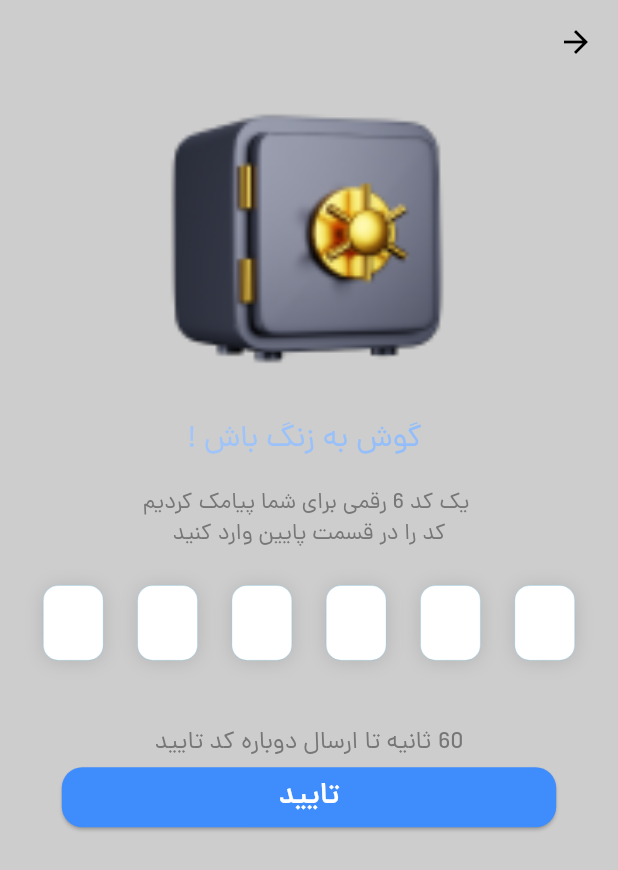
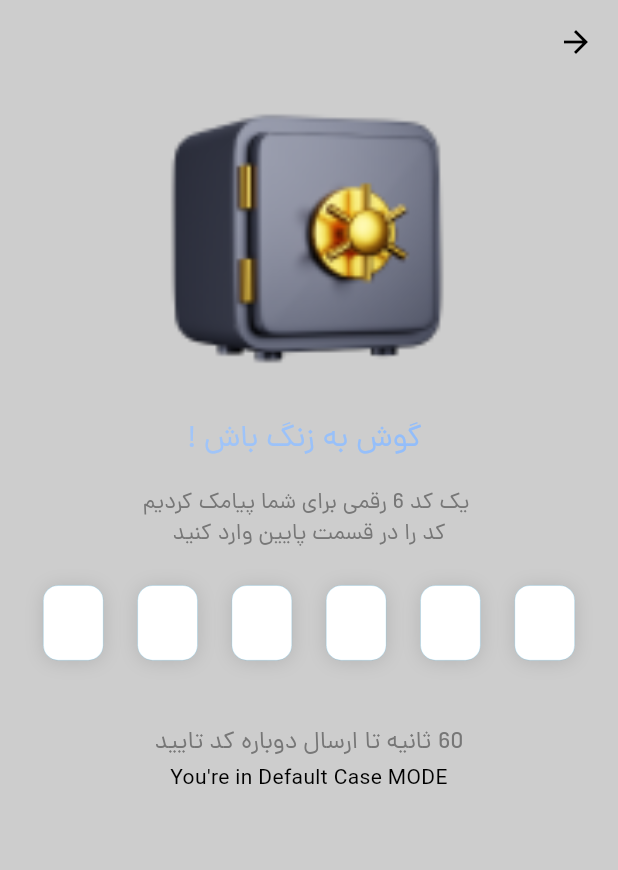
Before and after one commit to MohsenModhej13/Duel, a Flutter app: the CheckOTPView screen opened directly with empty values, on a phone screen of 412 x 824 dp. Shown: the top 870 px of the screen. Run offline on Flutter 3.47's test engine with Material 3 defaults, Android fonts, the phone set to English and light mode, and no system bars; drawn by our look-alikes of pin_code_fields; our stand-ins replace animate_do, bloc, country_picker, equatable, flutter_bloc, flutter_screenutil and 2 more; accounts and stored records are empty.

Commit message:
CheckOTP is Under Testing

```diff
--- a/lib/Core/Constant/base_url.dart
+++ b/lib/Core/Constant/base_url.dart
@@ -1 +1,3 @@
 const String baseUrl = 'http://188.121.100.237';
+
+ const String homeURL = '';
--- a/lib/Features/Auth_Features/bloc/check-otp-bloc/check_otp_bloc.dart
+++ b/lib/Features/Auth_Features/bloc/check-otp-bloc/check_otp_bloc.dart
@@ -1,38 +1,30 @@
 import 'dart:async';
-
 import 'package:bloc/bloc.dart';
-import 'package:duel/Features/Auth_Features/model/check_otp_model.dart';
-import 'package:duel/Features/Auth_Features/repository/check_otp_repo.dart';
 import 'package:equatable/equatable.dart';
+import '../../repository/check_otp_repo.dart';
 
 part 'check_otp_event.dart';
 part 'check_otp_state.dart';
 
-class CheckOTPBloc extends Bloc<CheckOTPEvent, CheckOTPState> {
+class CheckOtpBloc extends Bloc<CheckOtpEvent, CheckOtpState> {
   final CheckOTPRepo otpRepo;
-
-  CheckOTPBloc(this.otpRepo) : super(CheckOtpInitial()) {
-    on<CheckOTPEvent>(callCheckOTP);
+  CheckOtpBloc(this.otpRepo) : super(CheckOtpInitial()) {
+    on<CallCheckOtp>(callCheckOTP);
   }
 
   FutureOr<void> callCheckOTP(
-      CheckOTPEvent event, Emitter<CheckOTPState> emit) async {
-    emit(CheckOTPLoading());
+      CallCheckOtp event, Emitter<CheckOtpState> emit) async {
+    // App is Loading
+    emit(CheckOtpLoading());
 
     try {
-      final CheckOTPModel result = await otpRepo.callCheckOTP(
-        event.phoneNumber,
-        event.otpPassword,
+      final otpData =
+          await otpRepo.callCheckOTP(event.phoneNumber, event.otpPassword);
+      emit(
+        CheckOtpSuccess(otpData.toString()),
       );
-      if (result.isLoggedIn == true) {
-        emit(
-          CheckOTPSuccess(result),
-        );
-      } else {
-        emit(CheckOTPFailure());
-      }
     } catch (e) {
-      e.toString();
+      print(e.toString());
     }
   }
 }
--- a/lib/Features/Auth_Features/bloc/check-otp-bloc/check_otp_event.dart
+++ b/lib/Features/Auth_Features/bloc/check-otp-bloc/check_otp_event.dart
@@ -1,15 +1,15 @@
 part of 'check_otp_bloc.dart';
 
-class CheckOTPEvent extends Equatable {
+abstract class CheckOtpEvent extends Equatable {
+  const CheckOtpEvent();
+}
+
+class CallCheckOtp extends CheckOtpEvent {
   final String phoneNumber;
   final String otpPassword;
 
-  const CheckOTPEvent(
-    this.phoneNumber,
-    this.otpPassword,
-  );
+  const CallCheckOtp(this.phoneNumber, this.otpPassword);
 
   @override
-  // TODO: implement props
   List<Object?> get props => [phoneNumber, otpPassword];
 }
--- a/lib/Features/Auth_Features/bloc/check-otp-bloc/check_otp_state.dart
+++ b/lib/Features/Auth_Features/bloc/check-otp-bloc/check_otp_state.dart
@@ -1,23 +1,23 @@
 part of 'check_otp_bloc.dart';
 
-abstract class CheckOTPState extends Equatable {
-  const CheckOTPState();
+abstract class CheckOtpState extends Equatable {
+  const CheckOtpState();
 
   @override
   List<Object> get props => [];
 }
 
-class CheckOtpInitial extends CheckOTPState {}
+class CheckOtpInitial extends CheckOtpState {}
 
-class CheckOTPLoading extends CheckOTPState {}
+class CheckOtpLoading extends CheckOtpState {}
 
-class CheckOTPSuccess extends CheckOTPState {
-  final CheckOTPModel model;
+class CheckOtpSuccess extends CheckOtpState {
+  final String otpCode;
 
-  const CheckOTPSuccess(this.model);
+  const CheckOtpSuccess(this.otpCode);
 
   @override
-  List<Object> get props => [model];
+  List<Object> get props => [otpCode];
 }
 
-class CheckOTPFailure extends CheckOTPState {}
+class CheckOtpFailure extends CheckOtpState {}
--- a/lib/Features/Auth_Features/repository/auth_api.dart
+++ b/lib/Features/Auth_Features/repository/auth_api.dart
@@ -38,11 +38,15 @@ class AuthApiService {
     }
   }
 
+
+  // Sending Request to CheckOTP API.
   Future<http.Response> checkOtpRequest(
     String phoneNumber, {
     String? otpPassword,
   }) async {
     final parseUri = Uri.parse(checkOTPURL);
+
+
     final headers = {
       'Content-type': 'application/json',
       'Accept': 'application/json',
--- a/lib/Features/Auth_Features/repository/check_otp_repo.dart
+++ b/lib/Features/Auth_Features/repository/check_otp_repo.dart
@@ -7,7 +7,9 @@ class CheckOTPRepo {
   final AuthApiService apiService = AuthApiService();
 
   Future<CheckOTPModel> callCheckOTP(
-      String phoneNumber, String otpPassword) async {
+    String phoneNumber,
+    String otpPassword,
+  ) async {
     final response =
         await apiService.checkOtpRequest(phoneNumber, otpPassword: otpPassword);
     final decoding = jsonDecode(response.body);
--- a/lib/Features/Auth_Features/view/check_otp_view.dart
+++ b/lib/Features/Auth_Features/view/check_otp_view.dart
@@ -3,11 +3,11 @@ import 'package:duel/Core/Layout/responsive_layout.dart';
 import 'package:duel/Core/Route/route_name.dart';
 import 'package:duel/Core/gen/assets.gen.dart';
 import 'package:duel/Features/Auth_Features/bloc/check-otp-bloc/check_otp_bloc.dart';
+import 'package:duel/Features/Auth_Features/repository/check_otp_repo.dart';
 import 'package:duel/Features/Auth_Features/widget/pin_code_widget.dart';
 import 'package:flutter/material.dart';
 import 'package:flutter_bloc/flutter_bloc.dart';
 import 'package:flutter_screenutil/flutter_screenutil.dart';
-import 'package:pin_code_fields/pin_code_fields.dart';
 
 import '../../../Core/Constant/constants.dart';
 
@@ -25,6 +25,7 @@ class _CheckOTPViewState extends State<CheckOTPView> {
   @override
   void initState() {
     pinCodeController = TextEditingController();
+
     super.initState();
   }
 
@@ -37,6 +38,7 @@ class _CheckOTPViewState extends State<CheckOTPView> {
   @override
   Widget build(BuildContext context) {
     final Mapper args = ModalRoute.of(context)!.settings.arguments as Mapper;
+    final blocProvider = BlocProvider.of<CheckOtpBloc>(context);
     final appTheme = Theme.of(context).colorScheme;
     return Scaffold(
       appBar: AppBar(backgroundColor: Colors.transparent),
@@ -52,23 +54,7 @@ class _CheckOTPViewState extends State<CheckOTPView> {
               ),
             ),
             SizedBox(height: 14.sp),
-            MyText(
-              title: ' گوش به زنگ باش !',
-              style: TextStyle(
-                fontFamily: 'dana_regular',
-                fontSize: ResponsiveLayout.isTablet(context) ? 19.sp : 18.sp,
-                foreground: Paint()
-                  ..shader = const LinearGradient(
-                    colors: <Color>[
-                      Color.fromARGB(255, 169, 201, 247),
-                      Color.fromARGB(255, 129, 180, 252),
-                    ],
-                  ).createShader(
-                    const Rect.fromLTWH(50, 0, 400, 0),
-                  ),
-              ),
-              textAlign: TextAlign.center,
-            ),
+            const KeepUpText(),
             SizedBox(height: 16.sp),
             MyText(
               title:
@@ -93,23 +79,18 @@ class _CheckOTPViewState extends State<CheckOTPView> {
               ),
               textAlign: TextAlign.center,
             ),
-            SizedBox(
+            BlocBuilder<CheckOtpBloc, CheckOtpState>(
+              bloc: CheckOtpBloc(CheckOTPRepo()),
+              builder: (context, state) {
+                switch (state) {
+                  case CheckOtpSuccess():
+                    return SizedBox(
                       width: Constants.screenSize(context).width * 0.8,
-              child: BlocListener<CheckOTPBloc, CheckOTPState>(
-                listener: (context, state) {
-                  print(state);
-                  if (state is CheckOTPSuccess) {
-                    Navigator.pushReplacementNamed(context, RouteName.navbar);
-                  }
-                },
                       child: ElevatedButton(
                         onPressed: () {
-                    BlocProvider.of<CheckOTPBloc>(context).add(
-                      CheckOTPEvent(
-                        args['phoneNumber'],
-                        pinCodeController.text.trim(),
-                      ),
-                    );
+                          blocProvider;
+                          Navigator.pushReplacementNamed(
+                              context, RouteName.navbar);
                         },
                         style: ElevatedButton.styleFrom(
                           shape: RoundedRectangleBorder(
@@ -127,7 +108,18 @@ class _CheckOTPViewState extends State<CheckOTPView> {
                           ),
                         ),
                       ),
-              ),
+                    );
+                  case CheckOtpLoading():
+                    return const Center(
+                        child: CircularProgressIndicator(color: Colors.blue));
+
+                  case CheckOtpFailure():
+                    return const Center(
+                        child: CircularProgressIndicator(color: Colors.red));
+                  default:
+                    return const Text("You're in Default Case MODE");
+                }
+              },
             ),
           ],
         ),
@@ -136,15 +128,29 @@ class _CheckOTPViewState extends State<CheckOTPView> {
   }
 }
 
+class KeepUpText extends StatelessWidget {
+  const KeepUpText({
+    super.key,
+  });
 
-
-Widget otpBoxView(BuildContext context) => Container(
-      width: ResponsiveLayout.isTablet(context) ? 52.sp : 50.sp,
-      height: ResponsiveLayout.isTablet(context) ? 52.sp : 50.sp,
-      decoration: ShapeDecoration(
-        shape: RoundedRectangleBorder(
-          borderRadius: BorderRadius.circular(10.sp),
+  @override
+  Widget build(BuildContext context) {
+    return MyText(
+      title: ' گوش به زنگ باش !',
+      style: TextStyle(
+        fontFamily: 'dana_regular',
+        fontSize: ResponsiveLayout.isTablet(context) ? 19.sp : 18.sp,
+        foreground: Paint()
+          ..shader = const LinearGradient(
+            colors: <Color>[
+              Color.fromARGB(255, 169, 201, 247),
+              Color.fromARGB(255, 129, 180, 252),
+            ],
+          ).createShader(
+            const Rect.fromLTWH(50, 0, 400, 0),
           ),
-        color: Theme.of(context).colorScheme.inversePrimary,
       ),
+      textAlign: TextAlign.center,
     );
+  }
+}
--- a/lib/Features/Auth_Features/widget/send_otp_button.dart
+++ b/lib/Features/Auth_Features/widget/send_otp_button.dart
@@ -32,9 +32,7 @@ class _SendOTPButtonState extends State<SendOTPButton> {
           Navigator.pushReplacementNamed(
             context,
             RouteName.checkOtp,
-            arguments: {
-              'phoneNumber': widget.phoneNumber.text.trim(),
-            },
+            arguments: {'phoneNumber': widget.phoneNumber.text.trim()},
           );
           ScaffoldMessenger.of(context).showSnackBar(
             const SnackBar(
--- a/lib/main.dart
+++ b/lib/main.dart
@@ -15,8 +15,7 @@ void main() => runApp(
           BlocProvider(create: (context) => ThemeBloc()),
           BlocProvider(create: (context) => NavbarCubit()),
           BlocProvider(create: (context) => SendOTPBloc(SendOTPRepo())),
-          BlocProvider(create: (context) => CheckOTPBloc(CheckOTPRepo())),
-
+          BlocProvider(create: (context) => CheckOtpBloc(CheckOTPRepo())),
         ],
         child: ScreenUtilInit(
           designSize: const Size(360, 690),
--- a/pubspec.yaml
+++ b/pubspec.yaml
@@ -29,6 +29,7 @@ dependencies:
   flutter_screenutil: ^5.9.0
   flutter_staggered_grid_view: ^0.7.0
   flutter_spinkit: ^5.2.1
+  get_it: ^7.7.0
 
 dev_dependencies:
   flutter_test:
```
Also changed, not shown: lib/Features/Explore_Features/view/explore_view.dart (+2 -8 lines), pubspec.lock. Lines whose indentation alone changed are shown as unchanged.
